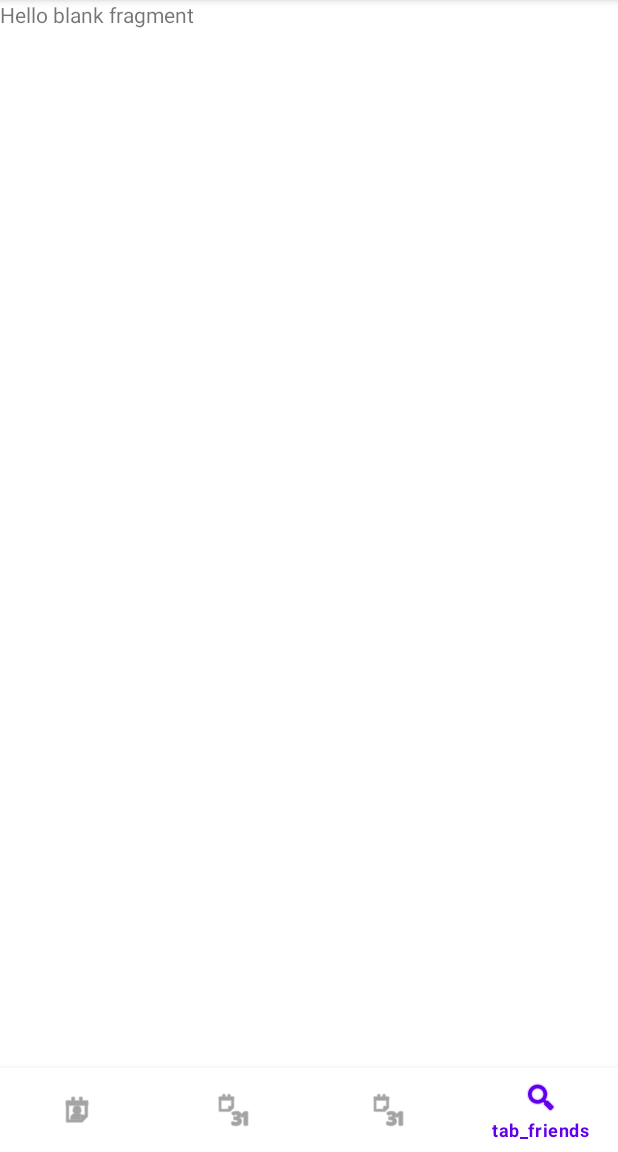
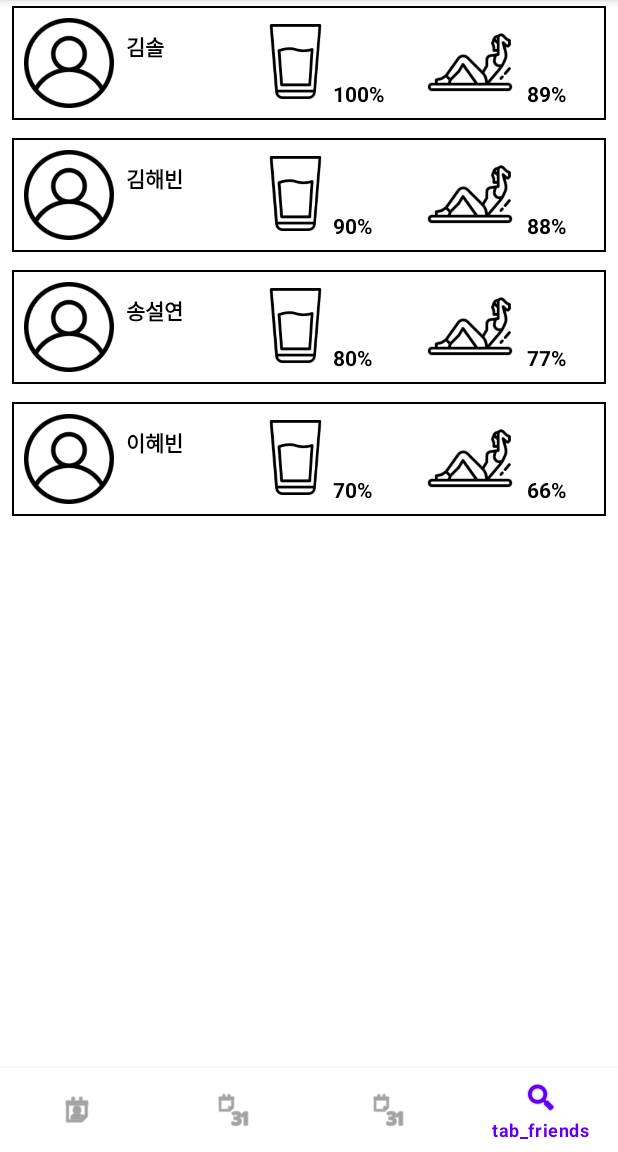
Before and after one commit to dlgPqls/healthApp, an Android app: the screen it shows after launch (MainActivity), item 4 of the bottom bar chosen, on a phone screen of 412 x 824 dp, the part 84-1236 px from its top. Run offline under Robolectric (Android 15) with nearby library versions, the phone set to English and light mode, and no system bars.

Commit message:
friendsFragment1.0

```diff
--- a/app/src/main/java/com/example/healthapp/friendsFragment.kt
+++ b/app/src/main/java/com/example/healthapp/friendsFragment.kt
@@ -5,29 +5,13 @@ import androidx.fragment.app.Fragment
 import android.view.LayoutInflater
 import android.view.View
 import android.view.ViewGroup
+import android.widget.SearchView
+import android.widget.Toast
+import androidx.recyclerview.widget.LinearLayoutManager
+import androidx.recyclerview.widget.RecyclerView
 
-// TODO: Rename parameter arguments, choose names that match
-// the fragment initialization parameters, e.g. ARG_ITEM_NUMBER
-private const val ARG_PARAM1 = "param1"
-private const val ARG_PARAM2 = "param2"
+class friendsFragment : Fragment() {
 
-/**
- * A simple [Fragment] subclass.
- * Use the [friendsFragment.newInstance] factory method to
- * create an instance of this fragment.
- */
-class friendsFragment : Fragment() {
-    // TODO: Rename and change types of parameters
-    private var param1: String? = null
-    private var param2: String? = null
-
-    override fun onCreate(savedInstanceState: Bundle?) {
-        super.onCreate(savedInstanceState)
-        arguments?.let {
-            param1 = it.getString(ARG_PARAM1)
-            param2 = it.getString(ARG_PARAM2)
-        }
-    }
 
     override fun onCreateView(
         inflater: LayoutInflater, container: ViewGroup?,
@@ -37,23 +21,21 @@ class friendsFragment : Fragment() {
         return inflater.inflate(R.layout.fragment_friends, container, false)
     }
 
-    companion object {
-        /**
-         * Use this factory method to create a new instance of
-         * this fragment using the provided parameters.
-         *
-         * @param param1 Parameter 1.
-         * @param param2 Parameter 2.
-         * @return A new instance of fragment friendsFragment.
-         */
-        // TODO: Rename and change types and number of parameters
-        @JvmStatic
-        fun newInstance(param1: String, param2: String) =
-            friendsFragment().apply {
-                arguments = Bundle().apply {
-                    putString(ARG_PARAM1, param1)
-                    putString(ARG_PARAM2, param2)
-                }
-            }
+    override fun onViewCreated(view: View, savedInstanceState: Bundle?) {
+        super.onViewCreated(view, savedInstanceState)
+
+        val profilList = arrayListOf(
+                //mysql에서 값 가져오기 필요
+                profiles("김솔",100,89),
+                profiles("김해빈",90,88),
+                profiles("송설연",80,77),
+                profiles("이혜빈",70,66)
+        )
+        val rv_profile = getView()?.findViewById<RecyclerView>(R.id.rv_profile)
+        rv_profile?.layoutManager = LinearLayoutManager(requireContext(), LinearLayoutManager.VERTICAL, false)
+        rv_profile?.setHasTransientState(true)
+        rv_profile?.adapter = profileAdapter(profilList)
+
     }
+
 }
--- /dev/null
+++ b/app/src/main/java/com/example/healthapp/profileAdapter.kt
@@ -0,0 +1,33 @@
+package com.example.healthapp
+
+import android.view.LayoutInflater
+import android.view.View
+import android.view.ViewGroup
+import android.widget.TextView
+import androidx.appcompat.view.menu.ActionMenuItemView
+import androidx.recyclerview.widget.RecyclerView
+
+class profileAdapter(val profileList: ArrayList<profiles>) : RecyclerView.Adapter<profileAdapter.CustomViewHolder>(){
+
+    override fun onCreateViewHolder(parent: ViewGroup, viewType: Int): profileAdapter.CustomViewHolder {
+        val view = LayoutInflater.from(parent.context).inflate(R.layout.list_item,parent,false)
+        return CustomViewHolder(view)
+    }
+
+    override fun onBindViewHolder(holder: profileAdapter.CustomViewHolder, position: Int) {
+        holder.name.text = profileList.get(position).name
+        holder.water.text = profileList.get(position).water.toString()+"%"
+        holder.work.text = profileList.get(position).work.toString()+"%"
+    }
+
+    override fun getItemCount(): Int {
+        return profileList.size
+    }
+
+    class CustomViewHolder(itemView: View) : RecyclerView.ViewHolder(itemView) {
+        val name = itemView.findViewById<TextView>(R.id.tv_name)
+        val water = itemView.findViewById<TextView>(R.id.tv_water)
+        val work = itemView.findViewById<TextView>(R.id.tv_work)
+    }
+
+}
--- /dev/null
+++ b/app/src/main/java/com/example/healthapp/profiles.kt
@@ -0,0 +1,3 @@
+package com.example.healthapp
+
+class profiles(val name:String, val water: Int, val work: Int)
--- /dev/null
+++ b/app/src/main/res/drawable/borderline.xml
@@ -0,0 +1,20 @@
+<?xml version="1.0" encoding="utf-8"?>
+<shape
+    xmlns:android="http://schemas.android.com/apk/res/android"
+    android:shape="rectangle">
+
+    <!-- 테두리 내부 색상 설정 -->
+    <solid android:color="@android:color/white" />
+
+    <!-- 테두리 내부 여백 설정 -->
+    <padding
+        android:bottom="-1dp"
+        android:right="-1dp"
+        android:left="-1dp"/>
+
+    <!-- 테두리 설정: 두께, 색상 -->
+    <stroke
+        android:width="1dp"
+        android:color="@android:color/black" />
+
+</shape>
--- a/app/src/main/res/layout/fragment_friends.xml
+++ b/app/src/main/res/layout/fragment_friends.xml
@@ -1,14 +1,19 @@
 <?xml version="1.0" encoding="utf-8"?>
-<FrameLayout xmlns:android="http://schemas.android.com/apk/res/android"
+<androidx.constraintlayout.widget.ConstraintLayout xmlns:android="http://schemas.android.com/apk/res/android"
+    xmlns:app="http://schemas.android.com/apk/res-auto"
     xmlns:tools="http://schemas.android.com/tools"
     android:layout_width="match_parent"
     android:layout_height="match_parent"
     tools:context=".friendsFragment">
 
-    <!-- TODO: Update blank fragment layout -->
-    <TextView
+    <androidx.recyclerview.widget.RecyclerView
+        android:id="@+id/rv_profile"
         android:layout_width="match_parent"
         android:layout_height="match_parent"
-        android:text="@string/hello_blank_fragment" />
-
-</FrameLayout>
+        app:layout_constraintBottom_toBottomOf="parent"
+        app:layout_constraintEnd_toEndOf="parent"
+        app:layout_constraintHorizontal_bias="0.0"
+        app:layout_constraintStart_toStartOf="parent"
+        app:layout_constraintTop_toTopOf="parent"
+        app:layout_constraintVertical_bias="1.0" />
+</androidx.constraintlayout.widget.ConstraintLayout>
--- /dev/null
+++ b/app/src/main/res/layout/list_item.xml
@@ -0,0 +1,91 @@
+<?xml version="1.0" encoding="utf-8"?>
+<androidx.constraintlayout.widget.ConstraintLayout xmlns:android="http://schemas.android.com/apk/res/android"
+    xmlns:app="http://schemas.android.com/apk/res-auto"
+    xmlns:tools="http://schemas.android.com/tools"
+    android:layout_width="match_parent"
+    android:layout_height="wrap_content"
+    tools:context=".friendsFragment">
+
+    <androidx.constraintlayout.widget.ConstraintLayout
+        android:layout_width="0dp"
+        android:layout_height="wrap_content"
+        android:layout_marginStart="8dp"
+        android:layout_marginTop="4dp"
+        android:layout_marginEnd="8dp"
+        android:layout_marginBottom="8dp"
+        app:layout_constraintBottom_toBottomOf="parent"
+        app:layout_constraintEnd_toEndOf="parent"
+        app:layout_constraintStart_toStartOf="parent"
+        app:layout_constraintTop_toTopOf="parent"
+        tools:context=".friendsFragment"
+        android:background="@drawable/borderline">
+
+        <ImageView
+            android:id="@+id/iv_profile"
+            android:layout_width="60dp"
+            android:layout_height="60dp"
+            android:layout_marginStart="8dp"
+            android:layout_marginTop="8dp"
+            android:layout_marginBottom="8dp"
+            android:src="@drawable/user"
+            app:layout_constraintBottom_toBottomOf="parent"
+            app:layout_constraintStart_toStartOf="parent"
+            app:layout_constraintTop_toTopOf="parent" />
+
+        <ImageView
+            android:id="@+id/iv_water"
+            android:layout_width="50dp"
+            android:layout_height="50dp"
+            android:layout_marginStart="96dp"
+            android:layout_marginTop="4dp"
+            android:src="@drawable/water"
+            app:layout_constraintBottom_toBottomOf="@+id/iv_profile"
+            app:layout_constraintStart_toEndOf="@+id/iv_profile"
+            app:layout_constraintTop_toTopOf="@+id/iv_profile"
+            app:layout_constraintVertical_bias="0.0" />
+
+        <ImageView
+            android:id="@+id/iv_work"
+            android:layout_width="60dp"
+            android:layout_height="60dp"
+            android:src="@drawable/work"
+            app:layout_constraintBottom_toBottomOf="@+id/iv_profile"
+            app:layout_constraintEnd_toEndOf="parent"
+            app:layout_constraintStart_toEndOf="@+id/iv_water"
+            app:layout_constraintTop_toTopOf="@+id/iv_profile"
+            app:layout_constraintVertical_bias="0.0" />
+
+        <TextView
+            android:id="@+id/tv_name"
+            android:layout_width="wrap_content"
+            android:layout_height="wrap_content"
+            android:layout_marginStart="8dp"
+            android:layout_marginTop="8dp"
+            android:text="이혜빈"
+            android:textColor="#000000"
+            android:textStyle="bold"
+            app:layout_constraintStart_toEndOf="@+id/iv_profile"
+            app:layout_constraintTop_toTopOf="@+id/iv_profile" />
+
+        <TextView
+            android:id="@+id/tv_water"
+            android:layout_width="wrap_content"
+            android:layout_height="wrap_content"
+            android:text="70%"
+            android:textColor="#000000"
+            android:textStyle="bold"
+            app:layout_constraintBottom_toBottomOf="@+id/iv_profile"
+            app:layout_constraintStart_toEndOf="@+id/iv_water" />
+
+        <TextView
+            android:id="@+id/tv_work"
+            android:layout_width="wrap_content"
+            android:layout_height="wrap_content"
+            android:layout_marginStart="8dp"
+            android:text="88%"
+            android:textColor="#000000"
+            android:textStyle="bold"
+            app:layout_constraintBottom_toBottomOf="@+id/iv_profile"
+            app:layout_constraintStart_toEndOf="@+id/iv_work" />
+    </androidx.constraintlayout.widget.ConstraintLayout>
+</androidx.constraintlayout.widget.ConstraintLayout>
```
Also changed, not shown: app/src/main/res/drawable/user.png (added), app/src/main/res/drawable/water.png (added), app/src/main/res/drawable/work.png (added).
